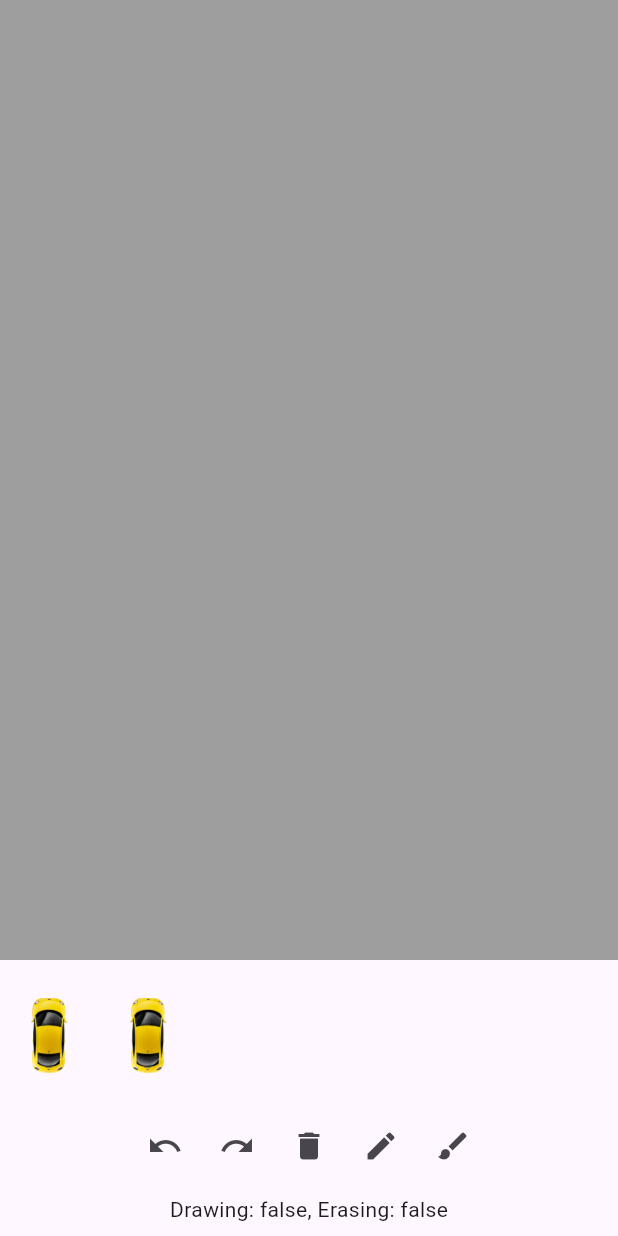
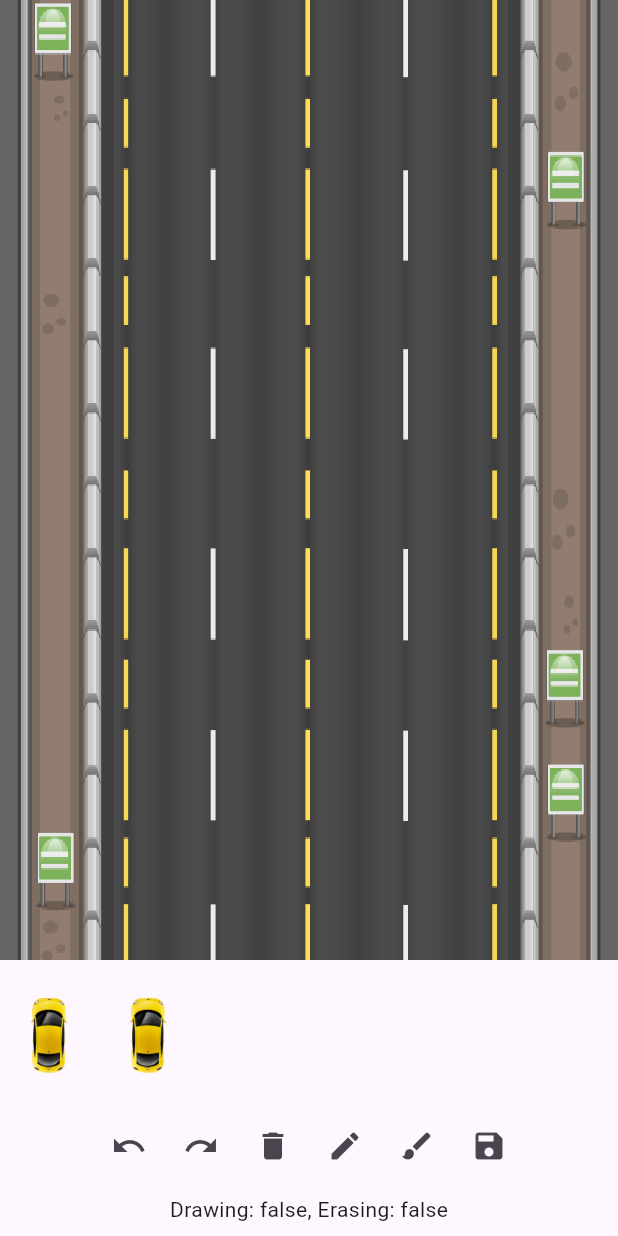
Before and after one commit to Dojibery/flutter-advanced-canvas-editor, a Flutter app: the screen it shows after launch, after a tap on the "delete" icon, on a phone screen of 412 x 824 dp. Run offline on Flutter 3.47's test engine with Material 3 defaults, Android fonts, the phone set to English and light mode, and no system bars; our stand-ins replace plugin_platform_interface.

Commit message:
feat: export canvas in png, small structure changes, and added documentation and license

```diff
--- a/example/lib/main.dart
+++ b/example/lib/main.dart
@@ -1,6 +1,6 @@
 import 'package:flutter/material.dart';
 import 'package:flutter_advanced_canvas_editor/src/canvas_controller.dart';
-import 'package:flutter_advanced_canvas_editor/src/large_image_canvas.dart';
+import 'package:flutter_advanced_canvas_editor/src/canvas.dart';
 
 void main() {
   runApp(MyApp());
@@ -19,7 +19,9 @@ class _MyAppState extends State<MyApp> {
   @override
   void initState() {
     super.initState();
-    controller = CanvasController();
+    controller = CanvasController((pngBytes) {
+      print('PNG bytes exporting canvas: $pngBytes');
+    });
   }
 
   @override
@@ -40,7 +42,7 @@ class _MyAppState extends State<MyApp> {
             children: [
               Expanded(
                 child: Center(
-                  child: LargeImageCanvas(controller: controller),
+                  child: CanvasWidget(controller: controller, backgroundImage: 'assets/images/background.png',),
                 ),
               ),
               CustomDraggableItems(controller: controller, items: [
@@ -60,6 +62,7 @@ class _MyAppState extends State<MyApp> {
                   icon: Icon(Icons.brush),
                   onPressed: !isErasing ? controller.enableErasing : controller.disableDrawingErasing,
                 ),
+                IconButton(icon: Icon(Icons.save), onPressed: controller.exportCanvas),
               ]),
               Padding(
                 padding: const EdgeInsets.all(8.0),
--- /dev/null
+++ b/lib/src/canvas.dart
@@ -0,0 +1,207 @@
+import 'dart:typed_data';
+import 'dart:ui' as ui;
+import 'package:flutter/material.dart';
+import 'package:flutter/services.dart';
+import 'canvas_controller.dart';
+import 'painter.dart';
+
+class CanvasWidget extends StatefulWidget {
+  final String? backgroundImage; // e.g. 'assets/images/road.png'
+  final Color? backgroundColor;
+  final CanvasController controller;
+
+  const CanvasWidget(
+      {Key? key,
+      this.backgroundColor,
+      this.backgroundImage,
+      required this.controller})
+      : super(key: key);
+
+  @override
+  _CanvasWidgetState createState() => _CanvasWidgetState();
+}
+
+class _CanvasWidgetState extends State<CanvasWidget> {
+  ui.Image? backgroundImage;
+  Color? backgroundColor;
+
+  @override
+  void initState() {
+    super.initState();
+    if (widget.backgroundImage != null) {
+      _loadImage(widget.backgroundImage!);
+    }
+    widget.controller.onStateChanged = _handleStateChanged;
+  }
+
+  Future<void> _loadImage(String asset) async {
+    final ByteData data = await rootBundle.load(asset);
+    final ui.Codec codec =
+        await ui.instantiateImageCodec(data.buffer.asUint8List());
+    final ui.FrameInfo frameInfo = await codec.getNextFrame();
+    setState(() {
+      backgroundImage = frameInfo.image;
+    });
+  }
+
+  void _handleStateChanged(bool isDrawing, bool isErasing) {
+    setState(() {});
+  }
+
+  @override
+  Widget build(BuildContext context) {
+    final controller = widget.controller;
+
+    return GestureDetector(
+        onPanStart: (details) {
+          if (controller.isDrawing) {
+            RenderBox renderBox = context.findRenderObject() as RenderBox;
+            Offset localOffset = renderBox.globalToLocal(details.localPosition);
+            controller.addDrawingPoint(localOffset);
+          } else if (controller.isErasing) {
+            RenderBox renderBox = context.findRenderObject() as RenderBox;
+            Offset localOffset = renderBox.globalToLocal(details.localPosition);
+            controller.removeDrawingPoint(localOffset);
+          }
+        },
+        onPanUpdate: (details) {
+          if (controller.isDrawing) {
+            RenderBox renderBox = context.findRenderObject() as RenderBox;
+            Offset localOffset = renderBox.globalToLocal(details.localPosition);
+            controller.addDrawingPoint(localOffset);
+          } else if (controller.isErasing) {
+            RenderBox renderBox = context.findRenderObject() as RenderBox;
+            Offset localOffset = renderBox.globalToLocal(details.localPosition);
+            controller.removeDrawingPoint(localOffset);
+          }
+        },
+        onTap: () {
+          if (!controller.isDrawing && !controller.isErasing) {
+            controller.deselectComponent();
+          }
+        },
+        child: RepaintBoundary(
+            key: controller.canvasKey,
+            child: Stack(
+              children: [
+                CustomPaint(
+                  size: Size(double.infinity, double.infinity),
+                  painter: Painter(
+                      backgroundColor: backgroundColor,
+                      backgroundImage: backgroundImage,
+                      drawingPoints: controller.drawingPoints),
+                ),
+                DragTarget<Widget>(
+                  onAcceptWithDetails: (details) {
+                    RenderBox renderBox =
+                        context.findRenderObject() as RenderBox;
+                    Offset localOffset =
+                        renderBox.globalToLocal(details.offset);
+                    controller.addComponent(details.data, localOffset);
+                  },
+                  builder: (context, candidateData, rejectedData) {
+                    return Container(
+                      color: Colors.transparent,
+                      width: double.infinity,
+                      height: double.infinity,
+                    );
+                  },
+                ),
+                GestureDetector(
+                  onPanUpdate: (details) {
+                    RenderBox renderBox =
+                    context.findRenderObject() as RenderBox;
+                    Offset localPosition =
+                    renderBox.globalToLocal(details.localPosition);
+                    if (controller.isDrawing) {
+                      if (_isInsideCanvas(localPosition, renderBox.size)) {
+                        controller.addDrawingPoint(localPosition);
+                      }
+                    }
+                  },
+                ),
+                ...controller.components.asMap().entries.map((entry) {
+                  int index = entry.key;
+                  Widget component = entry.value;
+                  bool isSelected = controller.selectedIndex == index;
+                  return Positioned(
+                    left: controller.positions[index].dx,
+                    top: controller.positions[index].dy,
+                    child: GestureDetector(
+                      behavior: HitTestBehavior.translucent,
+                      onTap: () {
+                        if (!controller.isDrawing && !controller.isErasing) {
+                          controller.selectComponent(index);
+                        }
+                      },
+                      onPanUpdate: (details) {
+                        if (!controller.isDrawing && !controller.isErasing) {
+                          if (isSelected) {
+                            controller.updatePosition(
+                              index,
+                              Offset(
+                                controller.positions[index].dx +
+                                    details.delta.dx,
+                                controller.positions[index].dy +
+                                    details.delta.dy,
+                              ),
+                            );
+                          }
+                        }
+                      },
+                      child: Stack(
+                        clipBehavior: Clip.none,
+                        children: [
+                          Transform.rotate(
+                            angle: controller.rotations[index] *
+                                (3.14159265359 / 180),
+                            child: Container(
+                              decoration: isSelected
+                                  ? BoxDecoration(
+                                      border: Border.all(
+                                          color: Colors.green, width: 2),
+                                    )
+                                  : null,
+                              child: component,
+                            ),
+                          ),
+                          if (isSelected)
+                            Positioned(
+                              right: -15, // Adjust as needed
+                              top: -15, // Adjust as needed
+                              child: IconButton(
+                                color: Colors.black,
+                                icon: Icon(Icons.rotate_right),
+                                onPressed: () {
+                                  controller.rotateComponent(index);
+                                },
+                              ),
+                            ),
+                          if (isSelected)
+                            Positioned(
+                              left: -15, // Adjust as needed
+                              bottom: -15, // Adjust as needed
+                              child: IconButton(
+                                color: Colors.black,
+                                icon: Icon(Icons.delete),
+                                onPressed: () {
+                                  controller.deleteComponent(index);
+                                },
+                              ),
+                            ),
+                        ],
+                      ),
+                    ),
+                  );
+                }).toList(),
+              ],
+            )));
+  }
+
+  bool _isInsideCanvas(Offset position, Size canvasSize) {
+    return position.dx >= 0 &&
+        position.dx <= canvasSize.width &&
+        position.dy >= 0 &&
+        position.dy <= canvasSize.height;
+  }
+}
--- a/lib/src/canvas_controller.dart
+++ b/lib/src/canvas_controller.dart
@@ -1,6 +1,11 @@
+import 'dart:typed_data';
+import 'dart:ui' as ui;
+
 import 'package:flutter/material.dart';
+import 'package:flutter/rendering.dart';
 
 typedef CanvasStateCallback = void Function(bool isDrawing, bool isErasing);
+typedef CanvasExportCallback = void Function(Uint8List pngBytes);
 
 class CanvasController {
   final List<Offset> _positions = [];
@@ -14,6 +19,7 @@ class CanvasController {
   bool _isDrawing = false;
   bool _isErasing = false;
   final List<double> _rotations = []; // To keep track of the rotations of each component
+  final GlobalKey _canvasKey = GlobalKey();
 
   List<Offset> get positions => List.unmodifiable(_positions);
   List<Widget> get components => List.unmodifiable(_components);
@@ -22,10 +28,12 @@ class CanvasController {
   bool get isDrawing => _isDrawing;
   bool get isErasing => _isErasing;
   List<double> get rotations => List.unmodifiable(_rotations);
+  GlobalKey get canvasKey => _canvasKey;
 
   late CanvasStateCallback onStateChanged;
+  late CanvasExportCallback exportCanvasCallback;
 
-  CanvasController();
+  CanvasController(this.exportCanvasCallback);
 
   void setOnStateChanged(CanvasStateCallback callback) {
     onStateChanged = callback;
@@ -142,4 +150,19 @@ class CanvasController {
     _redoPositions.add(List.from(_positions));
     _redoComponents.add(List.from(_components));
   }
+
+  Future<void> exportCanvas() async {
+    // first deselect all items because the picture will contains unnecessary thinks such as rotator, delete icon etc...
+    deselectComponent();
+    try {
+      RenderRepaintBoundary boundary = _canvasKey.currentContext!.findRenderObject() as RenderRepaintBoundary;
+      ui.Image image = await boundary.toImage();
+      ByteData? byteData = await image.toByteData(format: ui.ImageByteFormat.png);
+      Uint8List pngBytes = byteData!.buffer.asUint8List();
+
+      exportCanvasCallback(pngBytes);
+    } catch (e) {
+      print('Error exporting canvas: $e');
+    }
+  }
 }
--- a/lib/src/large_image_canvas.dart
+++ /dev/null
@@ -1,168 +0,0 @@
-import 'dart:typed_data';
-import 'dart:ui' as ui;
-import 'package:flutter/material.dart';
-import 'package:flutter/services.dart';
-import 'canvas_controller.dart';
-import 'large_image_painter.dart';
-
-class LargeImageCanvas extends StatefulWidget {
-  final String? backgroundImage; // 'assets/images/road.png'
-  final CanvasController controller;
-
-  const LargeImageCanvas({Key? key, this.backgroundImage, required this.controller}) : super(key: key);
-
-  @override
-  _LargeImageCanvasState createState() => _LargeImageCanvasState();
-}
-
-class _LargeImageCanvasState extends State<LargeImageCanvas> {
-  ui.Image? backgroundImage;
-
-  @override
-  void initState() {
-    super.initState();
-    if (widget.backgroundImage != null) {
-      _loadImage(widget.backgroundImage!);
-    }
-    widget.controller.onStateChanged = _handleStateChanged;
-  }
-
-  Future<void> _loadImage(String asset) async {
-    final ByteData data = await rootBundle.load(asset);
-    final ui.Codec codec = await ui.instantiateImageCodec(data.buffer.asUint8List());
-    final ui.FrameInfo frameInfo = await codec.getNextFrame();
-    setState(() {
-      backgroundImage = frameInfo.image;
-    });
-  }
-
-  void _handleStateChanged(bool isDrawing, bool isErasing) {
-    setState(() {});
-  }
-
-  @override
-  Widget build(BuildContext context) {
-    final controller = widget.controller;
-
-    return GestureDetector(
-      onPanStart: (details) {
-        if (controller.isDrawing) {
-          RenderBox renderBox = context.findRenderObject() as RenderBox;
-          Offset localOffset = renderBox.globalToLocal(details.localPosition);
-          controller.addDrawingPoint(localOffset);
-        } else if (controller.isErasing) {
-          RenderBox renderBox = context.findRenderObject() as RenderBox;
-          Offset localOffset = renderBox.globalToLocal(details.localPosition);
-          controller.removeDrawingPoint(localOffset);
-        }
-      },
-      onPanUpdate: (details) {
-        if (controller.isDrawing) {
-          RenderBox renderBox = context.findRenderObject() as RenderBox;
-          Offset localOffset = renderBox.globalToLocal(details.localPosition);
-          controller.addDrawingPoint(localOffset);
-        } else if (controller.isErasing) {
-          RenderBox renderBox = context.findRenderObject() as RenderBox;
-          Offset localOffset = renderBox.globalToLocal(details.localPosition);
-          controller.removeDrawingPoint(localOffset);
-        }
-      },
-      onTap: () {
-        if (!controller.isDrawing && !controller.isErasing) {
-          controller.deselectComponent();
-        }
-      },
-      child: Stack(
-        children: [
-          CustomPaint(
-            size: Size(double.infinity, double.infinity),
-            painter: LargeImagePainter(backgroundImage: backgroundImage, drawingPoints: controller.drawingPoints),
-          ),
-          DragTarget<Widget>(
-            onAcceptWithDetails: (details) {
-              RenderBox renderBox = context.findRenderObject() as RenderBox;
-              Offset localOffset = renderBox.globalToLocal(details.offset);
-              controller.addComponent(details.data, localOffset);
-            },
-            builder: (context, candidateData, rejectedData) {
-              return Container(
-                color: Colors.transparent,
-                width: double.infinity,
-                height: double.infinity,
-              );
-            },
-          ),
-          ...controller.components.asMap().entries.map((entry) {
-            int index = entry.key;
-            Widget component = entry.value;
-            bool isSelected = controller.selectedIndex == index;
-            return Positioned(
-              left: controller.positions[index].dx,
-              top: controller.positions[index].dy,
-              child: GestureDetector(
-                behavior: HitTestBehavior.translucent,
-                onTap: () {
-                  if (!controller.isDrawing && !controller.isErasing) {
-                    controller.selectComponent(index);
-                  }
-                },
-                onPanUpdate: (details) {
-                  if (!controller.isDrawing && !controller.isErasing) {
-                    if (isSelected) {
-                      controller.updatePosition(
-                        index,
-                        Offset(
-                          controller.positions[index].dx + details.delta.dx,
-                          controller.positions[index].dy + details.delta.dy,
-                        ),
-                      );
-                    }
-                  }
-                },
-                child: Stack(
-                  clipBehavior: Clip.none,
-                  children: [
-                    Transform.rotate(
-                      angle: controller.rotations[index] * (3.14159265359 / 180),
-                      child: Container(
-                        decoration: isSelected
-                            ? BoxDecoration(
-                          border: Border.all(color: Colors.green, width: 2),
-                        )
-                            : null,
-                        child: component,
-                      ),
-                    ),
-                    if (isSelected)
-                      Positioned(
-                        right: -15,  // Adjust as needed
-                        top: -15,  // Adjust as needed
-                        child: IconButton(
-                          icon: Icon(Icons.rotate_right),
-                          onPressed: () {
-                            controller.rotateComponent(index);
-                          },
-                        ),
-                      ),
-                    if (isSelected)
-                      Positioned(
-                        left: -15,  // Adjust as needed
-                        bottom: -15,  // Adjust as needed
-                        child: IconButton(
-                          icon: Icon(Icons.delete),
-                          onPressed: () {
-                            controller.deleteComponent(index);
-                          },
-                        ),
-                      ),
-                  ],
-                ),
-              ),
-            );
-          }).toList(),
-        ],
-      )
-
-    );
-  }
-}
--- a/lib/src/large_image_painter.dart
+++ b/lib/src/painter.dart
@@ -1,16 +1,17 @@
 import 'dart:ui' as ui;
 import 'package:flutter/material.dart';
 
-class LargeImagePainter extends CustomPainter {
+class Painter extends CustomPainter {
   final List<Offset> drawingPoints;
   final ui.Image? backgroundImage;
+  final Color? backgroundColor;
 
-  LargeImagePainter({required this.drawingPoints, this.backgroundImage});
+  Painter({this.backgroundColor, required this.drawingPoints, this.backgroundImage});
 
   @override
   void paint(Canvas canvas, Size size) {
     // Draw the large image here
-    final paint = Paint()..color = Colors.grey;
+    final paint = Paint()..color = this.backgroundColor != null ? this.backgroundColor as Color: Colors.grey;
     canvas.drawRect(Rect.fromLTWH(0, 0, size.width, size.height), paint);
 
     // Draw the background image if it's loaded
--- a/pubspec.yaml
+++ b/pubspec.yaml
@@ -1,6 +1,6 @@
 name: flutter_advanced_canvas_editor
-description: "A new Flutter plugin project."
-version: 0.0.1
+description: "The Advanced Canvas Editor is a powerful tool for drawing and editing, perfect for artists, designers, and developers to create, manipulate, and export canvas-based artwork effortlessly."
+version: 1.0.0
 homepage:
 
 environment:
```
Also changed, not shown: example/assets/images/background.png (added), 2 other files.
